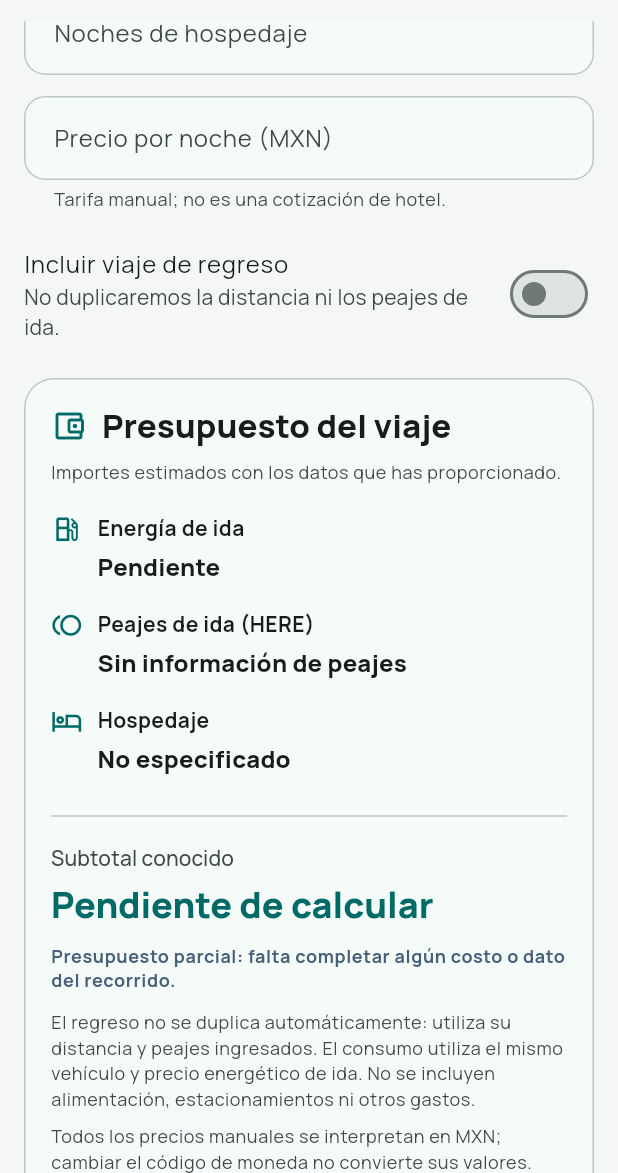
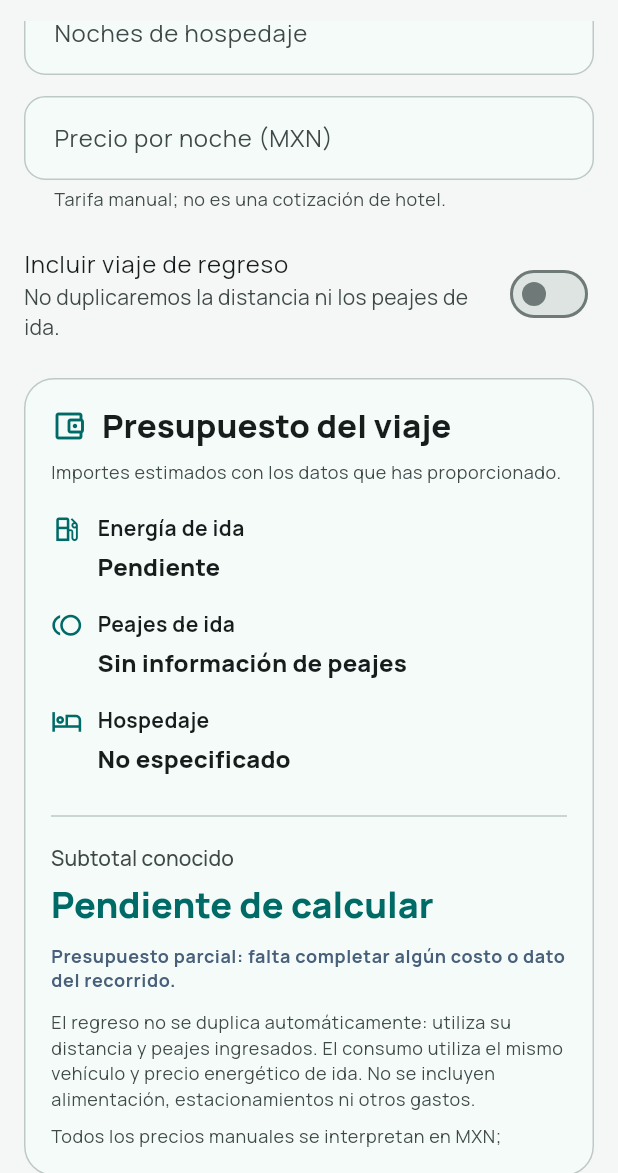
Before and after one commit to ReynaldoEGL/RumboApp, a Flutter app: the TripFormScreen screen opened directly, scrolled down 1152 dp, on a phone screen of 412 x 824 dp, the part 63-1236 px from its top. Run offline on Flutter 3.47's test engine with Material 3 defaults, Android fonts, the phone set to English and light mode, and no system bars; our stand-ins replace firebase_auth, firebase_core, firebase_database, flutter_map, flutter_riverpod, geolocator and 3 more; accounts and stored records are empty.

Commit message:
refactor: Simplify constructor and formatting in trip budget estimation classes and tests

```diff
--- a/lib/features/trips/presentation/screens/trip_form_screen.dart
+++ b/lib/features/trips/presentation/screens/trip_form_screen.dart
@@ -777,7 +777,8 @@ class _TripFormScreenState extends ConsumerState<TripFormScreen> {
             fuelType: vehicleSnapshot?.fuelType,
             distanceKm: selections.returnDistanceKm,
             energyUnitPrice: selections.energyUnitPrice,
-            fuelConsumptionKmPerLiter: vehicleSnapshot?.fuelConsumptionKmPerLiter,
+            fuelConsumptionKmPerLiter:
+                vehicleSnapshot?.fuelConsumptionKmPerLiter,
             electricConsumptionKwhPer100Km:
                 vehicleSnapshot?.electricConsumptionKwhPer100Km,
           )
--- a/lib/features/trips/presentation/widgets/trip_budget_card.dart
+++ b/lib/features/trips/presentation/widgets/trip_budget_card.dart
@@ -118,7 +118,7 @@ class TripBudgetCard extends StatelessWidget {
             const SizedBox(height: 16),
             _BudgetLine(
               icon: Icons.toll_outlined,
-              label: 'Peajes de ida (HERE)',
+              label: 'Peajes de ida',
               value: tollLabel,
             ),
             if (tolls != null && tolls.unpricedTolls > 0) ...[
@@ -131,7 +131,7 @@ class TripBudgetCard extends StatelessWidget {
             if (tolls != null && tolls.reportedTolls == 0) ...[
               const SizedBox(height: 6),
               Text(
-                'HERE no reportó peajes; esto no garantiza que el recorrido sea gratuito.',
+                'No se encontraron peajes; esto no garantiza que el recorrido sea gratuito.',
                 style: theme.textTheme.bodySmall,
               ),
             ],
@@ -213,9 +213,7 @@ class TripBudgetCard extends StatelessWidget {
             ),
             const SizedBox(height: 8),
             Text(
-              'Todos los precios manuales se interpretan en ${budget.currencyCode}; '
-              'cambiar el código de moneda no convierte sus valores. '
-              'Hospedaje y regreso todavía no se guardan en Firebase.',
+              'Todos los precios manuales se interpretan en ${budget.currencyCode}; ',
               style: theme.textTheme.bodySmall?.copyWith(
                 color: colorScheme.onSurfaceVariant,
                 height: 1.4,
--- a/lib/features/trips/presentation/widgets/trip_budget_inputs.dart
+++ b/lib/features/trips/presentation/widgets/trip_budget_inputs.dart
@@ -5,10 +5,7 @@ import 'package:flutter_riverpod/flutter_riverpod.dart';
 import 'package:rumboapp/features/trips/application/trip_form_provider.dart';
 
 class TripBudgetInputs extends ConsumerWidget {
-  const TripBudgetInputs({
-    super.key,
-    required this.formArgs,
-  });
+  const TripBudgetInputs({super.key, required this.formArgs});
 
   final TripFormArgs formArgs;
 
@@ -92,7 +89,8 @@ class TripBudgetInputs extends ConsumerWidget {
             decoration: const InputDecoration(
               labelText: 'Distancia del regreso (km)',
               hintText: 'Ej. 280',
-              helperText: 'Introduce la distancia estimada del trayecto de regreso.',
+              helperText:
+                  'Introduce la distancia estimada del trayecto de regreso.',
               border: OutlineInputBorder(),
             ),
             keyboardType: const TextInputType.numberWithOptions(decimal: true),
@@ -111,7 +109,8 @@ class TripBudgetInputs extends ConsumerWidget {
             decoration: InputDecoration(
               labelText: 'Peajes del regreso ($currency)',
               hintText: 'Ej. 350',
-              helperText: 'Introduce 0 si confirmaste que no habrá peajes; '
+              helperText:
+                  'Introduce 0 si confirmaste que no habrá peajes; '
                   'déjalo vacío si aún no conoces el costo.',
               border: const OutlineInputBorder(),
             ),
@@ -137,7 +136,8 @@ class TripBudgetInputs extends ConsumerWidget {
     final normalized = value?.trim() ?? '';
     if (normalized.isEmpty) return null;
     final amount = _readDecimal(normalized);
-    if (amount == null || !amount.isFinite ||
+    if (amount == null ||
+        !amount.isFinite ||
         (allowZero ? amount < 0 : amount <= 0)) {
       return allowZero
           ? 'Ingresa un valor mayor o igual que cero.'
```
Also changed, not shown: lib/features/trips/domain/trip_budget_estimate.dart (+10 -13 lines), 1 other file. Lines whose indentation alone changed are shown as unchanged.
